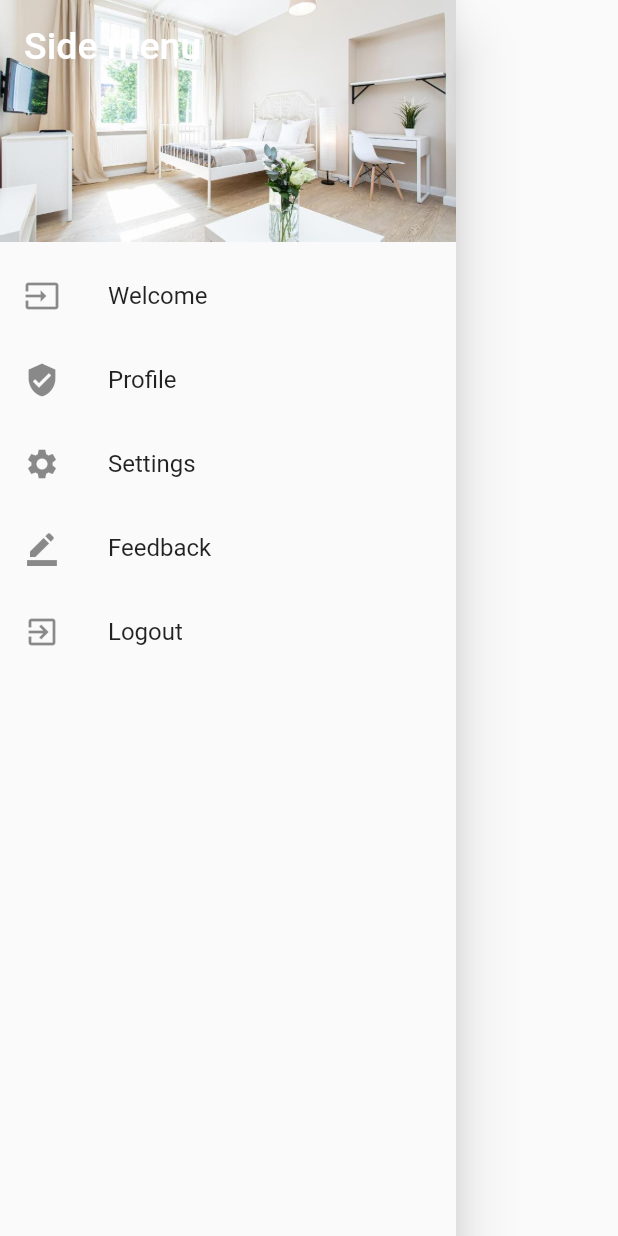
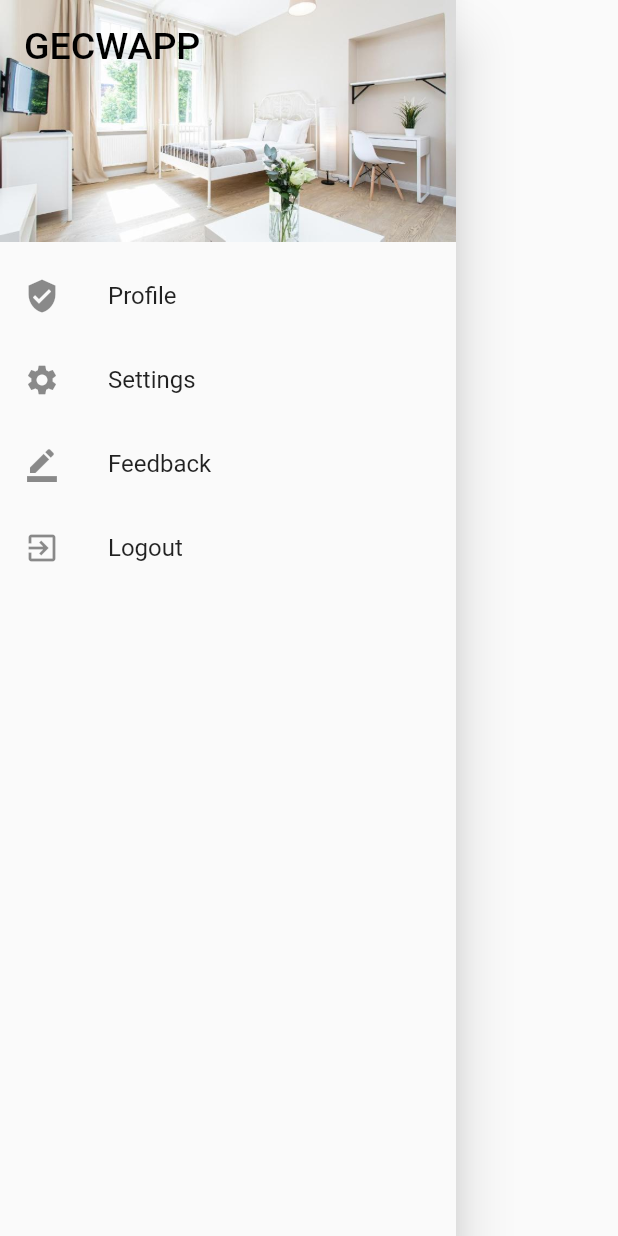
Before and after one commit to arunima-s/gecw-app, a Flutter app: the NavDrawer widget shown alone on an empty page, opened directly, on a phone screen of 412 x 824 dp. Run offline on Flutter 3.47's test engine with Material 2 defaults, Android fonts, the phone set to English and light mode, and no system bars; our stand-ins replace card_swiper, firebase_auth, firebase_core, firebase_database, firebase_messaging, firebase_storage and 6 more; missing offline and left inert: maps_launcher, web_scraper; accounts and stored records are empty.

Commit message:
Open navdrawer logic.

```diff
--- a/gecwapp/lib/customWidgets/navdrawer.dart
+++ b/gecwapp/lib/customWidgets/navdrawer.dart
@@ -9,8 +9,8 @@ class NavDrawer extends StatelessWidget {
         children: <Widget>[
           DrawerHeader(
             child: Text(
-              'Side menu',
-              style: TextStyle(color: Colors.white, fontSize: 25),
+              'GECWAPP',
+              style: TextStyle(color: Colors.black, fontSize: 25),
             ),
             decoration: BoxDecoration(
                 color: Colors.green,
@@ -18,11 +18,11 @@ class NavDrawer extends StatelessWidget {
                     fit: BoxFit.fill,
                     image: AssetImage('assets/images/room1.jpeg'))),
           ),
-          ListTile(
-            leading: Icon(Icons.input),
-            title: Text('Welcome'),
-            onTap: () => {},
-          ),
+          // ListTile(
+          //   leading: Icon(Icons.input),
+          //   title: Text('Welcome'),
+          //   onTap: () => {},
+          // ),
           ListTile(
             leading: Icon(Icons.verified_user),
             title: Text('Profile'),
```
Also changed, not shown: gecwapp/lib/customWidgets/customAppbar.dart (+11 -6 lines), gecwapp/lib/screens/mainScreen.dart (+10 -3 lines).
